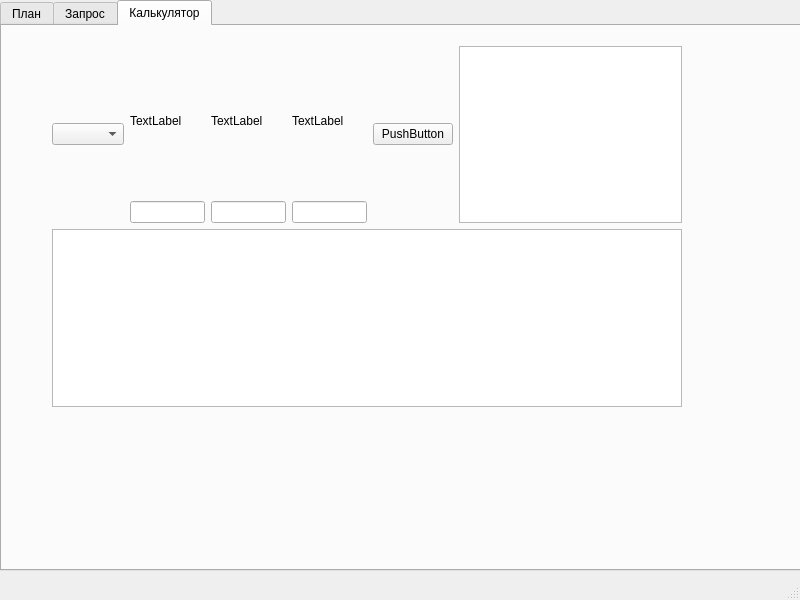
The window that ceh_ui.ui (Korguv/Poliur) describes before a commit, drawn with Qt 5.
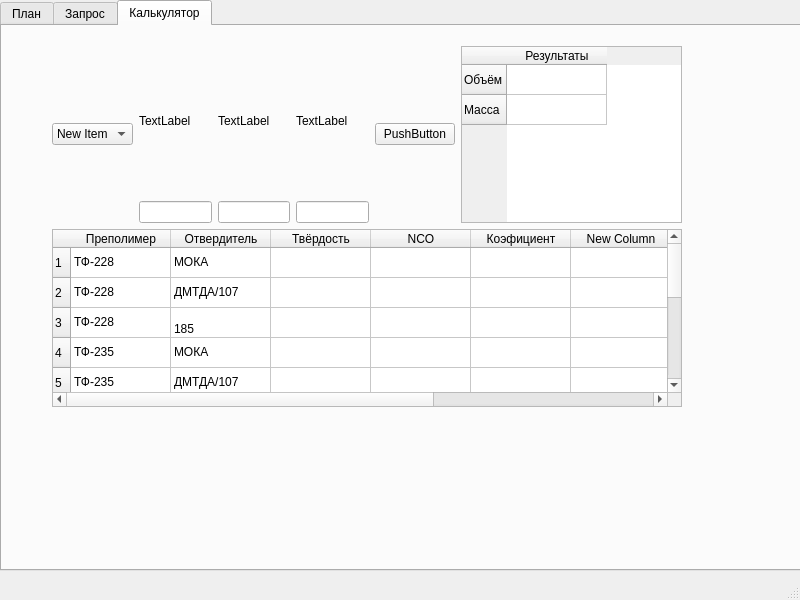
The same window after the commit.

Diff of the .ui file:
```diff
--- a/ceh_ui.ui
+++ b/ceh_ui.ui
@@ -131,7 +131,7 @@
      <attribute name="title">
       <string>Калькулятор</string>
      </attribute>
-     <widget class="QWidget" name="">
+     <widget class="QWidget" name="layoutWidget">
       <property name="geometry">
        <rect>
         <x>50</x>
@@ -144,7 +144,18 @@
        <item>
         <layout class="QHBoxLayout" name="horizontalLayout">
          <item>
-          <widget class="QComboBox" name="comboBox"/>
+          <widget class="QComboBox" name="comboBox">
+           <item>
+            <property name="text">
+             <string>New Item</string>
+            </property>
+           </item>
+           <item>
+            <property name="text">
+             <string>New Item</string>
+            </property>
+           </item>
+          </widget>
          </item>
          <item>
           <layout class="QVBoxLayout" name="verticalLayout_2">
@@ -196,12 +207,222 @@
           </widget>
          </item>
          <item>
-          <widget class="QTableWidget" name="tableWidget_3"/>
+          <widget class="QTableWidget" name="tableWidget_3">
+           <row>
+            <property name="text">
+             <string>Объём</string>
+            </property>
+           </row>
+           <row>
+            <property name="text">
+             <string>Масса</string>
+            </property>
+           </row>
+           <column>
+            <property name="text">
+             <string>Результаты</string>
+            </property>
+           </column>
+          </widget>
          </item>
         </layout>
        </item>
        <item>
-        <widget class="QTableWidget" name="tableWidget_9"/>
+        <widget class="QTableWidget" name="tableWidget_9">
+         <row>
+          <property name="text">
+           <string>1</string>
+          </property>
+         </row>
+         <row>
+          <property name="text">
+           <string>2</string>
+          </property>
+         </row>
+         <row>
+          <property name="text">
+           <string>3</string>
+          </property>
+         </row>
+         <row>
+          <property name="text">
+           <string>4</string>
+          </property>
+         </row>
+         <row>
+          <property name="text">
+           <string>5</string>
+          </property>
+         </row>
+         <row>
+          <property name="text">
+           <string>6</string>
+          </property>
+         </row>
+         <row>
+          <property name="text">
+           <string>7</string>
+          </property>
+         </row>
+         <row>
+          <property name="text">
+           <string>8</string>
+          </property>
+         </row>
+         <row>
+          <property name="text">
+           <string>9</string>
+          </property>
+         </row>
+         <row>
+          <property name="text">
+           <string>10</string>
+          </property>
+         </row>
+         <column>
+          <property name="text">
+           <string>Преполимер</string>
+          </property>
+         </column>
+         <column>
+          <property name="text">
+           <string>Отвердитель</string>
+          </property>
+         </column>
+         <column>
+          <property name="text">
+           <string>Твёрдость</string>
+          </property>
+         </column>
+         <column>
+          <property name="text">
+           <string>NCO</string>
+          </property>
+         </column>
+         <column>
+          <property name="text">
+           <string>Коэфициент</string>
+          </property>
+         </column>
+         <column>
+          <property name="text">
+           <string>New Column</string>
+          </property>
+         </column>
+         <column>
+          <property name="text">
+           <string>Масса смолы</string>
+          </property>
+         </column>
+         <column>
+          <property name="text">
+           <string>Масса отвердителя</string>
+          </property>
+         </column>
+         <item row="0" column="0">
+          <property name="text">
+           <string>ТФ-228</string>
+          </property>
+         </item>
+         <item row="0" column="1">
+          <property name="text">
+           <string>МОКА</string>
+          </property>
+         </item>
+         <item row="1" column="0">
+          <property name="text">
+           <string>ТФ-228</string>
+          </property>
+         </item>
+         <item row="1" column="1">
+          <property name="text">
+           <string>ДМТДА/107</string>
+          </property>
+         </item>
+         <item row="2" column="0">
+          <property name="text">
+           <string>ТФ-228</string>
+          </property>
+         </item>
+         <item row="2" column="1">
+          <property name="text">
+           <string>
+185</string>
+          </property>
+         </item>
+         <item row="3" column="0">
+          <property name="text">
+           <string>ТФ-235</string>
+          </property>
+         </item>
+         <item row="3" column="1">
+          <property name="text">
+           <string>МОКА</string>
+          </property>
+         </item>
+         <item row="4" column="0">
+          <property name="text">
+           <string>ТФ-235</string>
+          </property>
+         </item>
+         <item row="4" column="1">
+          <property name="text">
+           <string>ДМТДА/107</string>
+          </property>
+         </item>
+         <item row="5" column="0">
+          <property name="text">
+           <string>ТФ-235</string>
+          </property>
+         </item>
+         <item row="5" column="1">
+          <property name="text">
+           <string>
+185</string>
+          </property>
+         </item>
+         <item row="6" column="0">
+          <property name="text">
+           <string>ПФЛ-100</string>
+          </property>
+         </item>
+         <item row="6" column="1">
+          <property name="text">
+           <string>МОКА</string>
+          </property>
+         </item>
+         <item row="7" column="0">
+          <property name="text">
+           <string>ПФЛ-100</string>
+          </property>
+         </item>
+         <item row="7" column="1">
+          <property name="text">
+           <string>ДМТДА/107</string>
+          </property>
+         </item>
+         <item row="8" column="0">
+          <property name="text">
+           <string>ПФЛ-100</string>
+          </property>
+         </item>
+         <item row="8" column="1">
+          <property name="text">
+           <string>
+185</string>
+          </property>
+         </item>
+         <item row="9" column="0">
+          <property name="text">
+           <string>ТФ-695</string>
+          </property>
+         </item>
+         <item row="9" column="1">
+          <property name="text">
+           <string>121</string>
+          </property>
+         </item>
+        </widget>
        </item>
       </layout>
      </widget>
```
